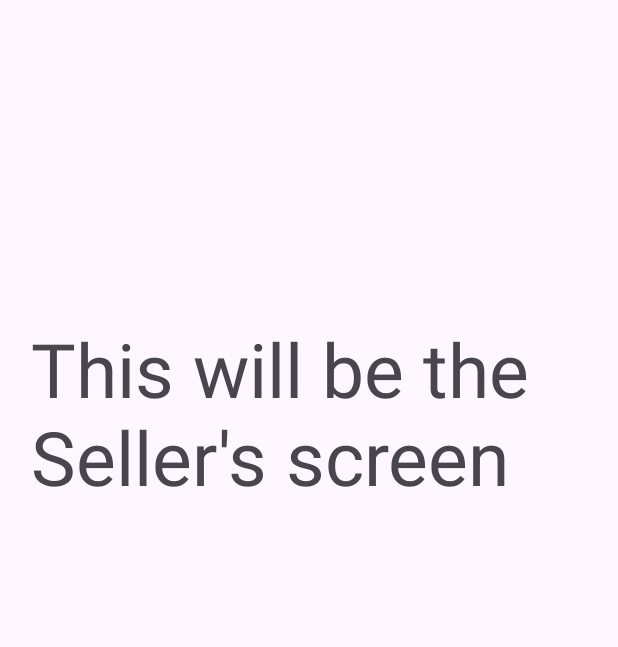
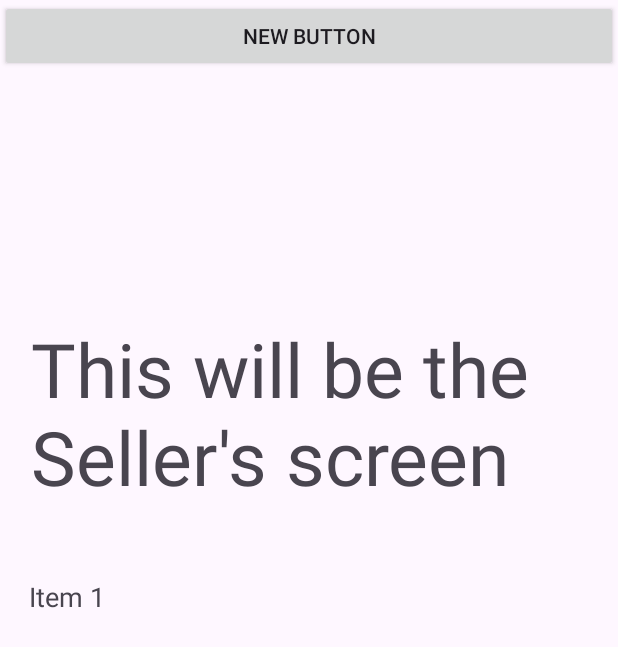
Before and after one commit to carmeliomri/localmarketbagroot, an Android app: the SellerActivity screen opened directly, with no data from a screen before it, on a phone screen of 412 x 824 dp. Shown: the top 647 px of the screen. Run offline under Robolectric (Android 15) with nearby library versions, the phone set to English and light mode, and no system bars.

Commit message:
added item list in sellers activity

```diff
--- a/app/build.gradle.kts
+++ b/app/build.gradle.kts
@@ -44,4 +44,6 @@ dependencies {
     androidTestImplementation(libs.espresso.core)
     implementation("com.github.bumptech.glide:glide:4.16.0")
     implementation("com.google.android.gms:play-services-auth:20.7.0")
+    implementation("androidx.recyclerview:recyclerview:1.3.0")
+
 }
--- /dev/null
+++ b/app/src/main/java/com/example/localmarketbagroot/MyAdapter.java
@@ -0,0 +1,47 @@
+package com.example.localmarketbagroot;
+
+import android.view.LayoutInflater;
+import android.view.View;
+import android.view.ViewGroup;
+import android.widget.TextView;
+
+import androidx.annotation.NonNull;
+import androidx.recyclerview.widget.RecyclerView;
+
+import java.util.List;
+
+public class MyAdapter extends RecyclerView.Adapter<MyAdapter.MyViewHolder> {
+
+    private List<String> items;
+
+    public MyAdapter(List<String> items) {
+        this.items = items;
+    }
+
+    @NonNull
+    @Override
+    public MyViewHolder onCreateViewHolder(@NonNull ViewGroup parent, int viewType) {
+        View view = LayoutInflater.from(parent.getContext())
+                .inflate(R.layout.list_item, parent, false);
+        return new MyViewHolder(view);
+    }
+
+    @Override
+    public void onBindViewHolder(@NonNull MyViewHolder holder, int position) {
+        holder.itemText.setText(items.get(position));
+    }
+
+    @Override
+    public int getItemCount() {
+        return items.size();
+    }
+
+    static class MyViewHolder extends RecyclerView.ViewHolder {
+        TextView itemText;
+
+        public MyViewHolder(@NonNull View itemView) {
+            super(itemView);
+            itemText = itemView.findViewById(R.id.itemText);
+        }
+    }
+}
--- a/app/src/main/java/com/example/localmarketbagroot/SellerActivity.java
+++ b/app/src/main/java/com/example/localmarketbagroot/SellerActivity.java
@@ -1,12 +1,24 @@
 package com.example.localmarketbagroot;
 
+import android.content.Intent;
+import android.graphics.Color;
 import android.os.Bundle;
+import android.view.View;
+import android.widget.Adapter;
+import android.widget.Button;
+import android.widget.LinearLayout;
+import android.widget.Toast;
 
 import androidx.activity.EdgeToEdge;
 import androidx.appcompat.app.AppCompatActivity;
 import androidx.core.graphics.Insets;
 import androidx.core.view.ViewCompat;
 import androidx.core.view.WindowInsetsCompat;
+import androidx.recyclerview.widget.LinearLayoutManager;
+import androidx.recyclerview.widget.RecyclerView;
+
+import java.util.ArrayList;
+import java.util.List;
 
 public class SellerActivity extends AppCompatActivity {
 
@@ -19,6 +31,35 @@ public class SellerActivity extends AppCompatActivity {
             Insets systemBars = insets.getInsets(WindowInsetsCompat.Type.systemBars());
             v.setPadding(systemBars.left, systemBars.top, systemBars.right, systemBars.bottom);
             return insets;
+
         });
+
+        LinearLayout layout = findViewById(R.id.linear_Layout);
+        Button newBtn = new Button(this);
+        newBtn.setText("New Button");
+        layout.addView(newBtn);
+        newBtn.setOnClickListener(new View.OnClickListener() {
+            @Override
+            public void onClick(View view) {
+                Toast.makeText(SellerActivity.this, "Button Clicked", Toast.LENGTH_SHORT).show();
+            }
+        });
+        RecyclerView recyclerView = findViewById(R.id.recyclerView);
+
+// Set up how the list should look (e.g., vertically).
+        recyclerView.setLayoutManager(new LinearLayoutManager(this));
+
+// Create some data for the list.
+        List<String> items = new ArrayList<>();
+        items.add("Item 1");
+        items.add("Item 2");
+        items.add("Item 3");
+
+// Set the adapter to the RecyclerView.
+        MyAdapter adapter = new MyAdapter(items);
+        recyclerView.setAdapter(adapter);
+
+
+
     }
 }
--- a/app/src/main/res/layout/activity_seller.xml
+++ b/app/src/main/res/layout/activity_seller.xml
@@ -18,4 +18,20 @@
         app:layout_constraintStart_toStartOf="parent"
         app:layout_constraintTop_toTopOf="parent"
         app:layout_constraintVertical_bias="0.326" />
+
+    <LinearLayout
+        android:id="@+id/linear_Layout"
+        android:layout_width="match_parent"
+        android:layout_height="match_parent"
+        android:orientation="vertical"/>
+
+    <androidx.recyclerview.widget.RecyclerView
+        android:id="@+id/recyclerView"
+        android:layout_width="match_parent"
+        android:layout_height="match_parent"
+        app:layout_constraintBottom_toBottomOf="parent"
+        app:layout_constraintEnd_toEndOf="parent"
+        app:layout_constraintStart_toStartOf="parent"
+        app:layout_constraintTop_toTopOf="parent" />
+
 </androidx.constraintlayout.widget.ConstraintLayout>
--- /dev/null
+++ b/app/src/main/res/layout/list_item.xml
@@ -0,0 +1,21 @@
+<?xml version="1.0" encoding="utf-8"?>
+<androidx.constraintlayout.widget.ConstraintLayout xmlns:android="http://schemas.android.com/apk/res/android"
+    xmlns:app="http://schemas.android.com/apk/res-auto"
+    xmlns:tools="http://schemas.android.com/tools"
+    android:layout_width="match_parent"
+    android:layout_height="match_parent">
+
+    <TextView
+        android:id="@+id/itemText"
+        android:layout_width="378dp"
+        android:layout_height="57dp"
+        android:padding="2dp"
+        android:textSize="18sp"
+        app:layout_constraintBottom_toBottomOf="parent"
+        app:layout_constraintEnd_toEndOf="parent"
+        app:layout_constraintStart_toStartOf="parent"
+        app:layout_constraintTop_toTopOf="parent" />
+
+
+
+</androidx.constraintlayout.widget.ConstraintLayout>
```
